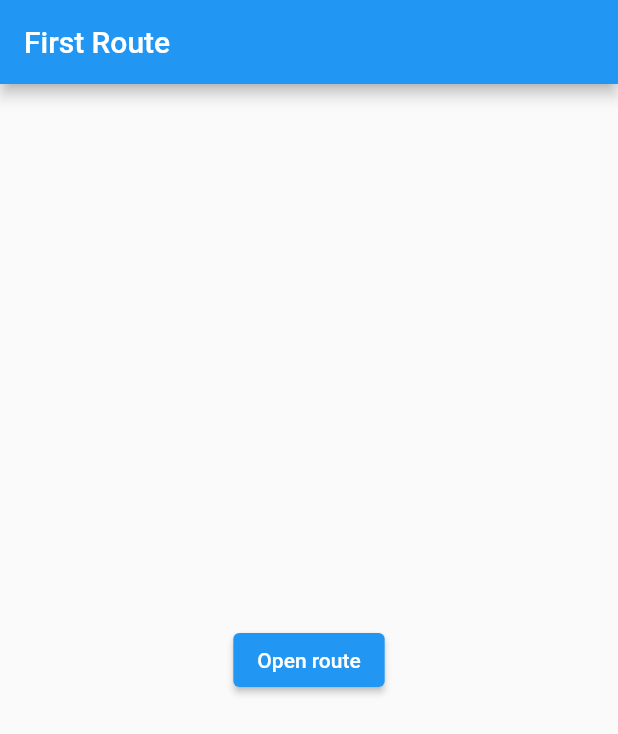
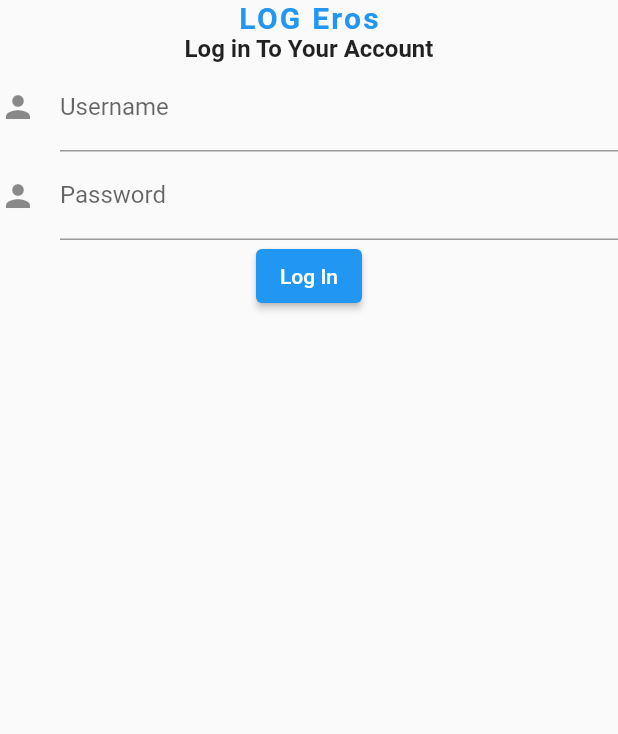
Before and after one commit to luisousa999/logerus, a Flutter app: the screen it shows after launch, on a phone screen of 412 x 824 dp. Shown: the top 734 px of the screen. Run offline on Flutter 3.47's test engine with Material 2 defaults, Android fonts, the light colour scheme and no system bars.

Commit message:
Exercise One done

```diff
--- a/lib/main.dart
+++ b/lib/main.dart
@@ -1,3 +1,5 @@
+// ignore_for_file: prefer_const_constructors
+
 import 'package:flutter/material.dart';
 
 void main() {
@@ -13,18 +15,57 @@ class LoginRoute extends StatelessWidget {
   @override
   Widget build(BuildContext context) {
     return Scaffold(
-      appBar: AppBar(
-        title: const Text('First Route'),
+      body: Center(
+        child: Column(
+          children: [
+            Text(
+              'LOG Eros',
+              style: TextStyle(
+                  fontSize: 20.0,
+                  fontWeight: FontWeight.bold,
+                  letterSpacing: 1.5,
+                  color: Colors.blue),
             ),
-      body: Center(
-        child: ElevatedButton(
-          child: const Text('Open route'),
+            Text(
+              'Log in To Your Account',
+              style: TextStyle(fontSize: 16.0, fontWeight: FontWeight.bold),
+            ),
+            TextFormField(
+              decoration: const InputDecoration(
+                icon: Icon(Icons.person),
+                labelText: 'Username',
+              ),
+              // The validator receives the text that the user has entered.
+              validator: (value) {
+                if (value == null || value.isEmpty) {
+                  return 'Enter your username';
+                }
+                return null;
+              },
+            ),
+            TextFormField(
+              decoration: const InputDecoration(
+                icon: Icon(Icons.person),
+                labelText: 'Password',
+              ),
+              // The validator receives the text that the user has entered.
+              validator: (value) {
+                if (value == null || value.isEmpty) {
+                  return 'Enter your password';
+                }
+                return null;
+              },
+            ),
+            ElevatedButton(
+              child: const Text('Log In'),
               onPressed: () {
                 Navigator.push(
                   context,
                   MaterialPageRoute(builder: (context) => const SecondRoute()),
                 );
               },
+            ),
+          ],
         ),
       ),
     );
@@ -38,16 +79,9 @@ class SecondRoute extends StatelessWidget {
   Widget build(BuildContext context) {
     return Scaffold(
       appBar: AppBar(
-        title: const Text('Second Route'),
+        title: const Text('LOG Eros'),
       ),
-      body: Center(
-        child: ElevatedButton(
-          onPressed: () {
-            Navigator.pop(context);
-          },
-          child: const Text('Go back!'),
-        ),
-      ),
+      body: Center(child: Text('User is logged in!')),
     );
   }
 }
```
Lines whose indentation alone changed are shown as unchanged.
